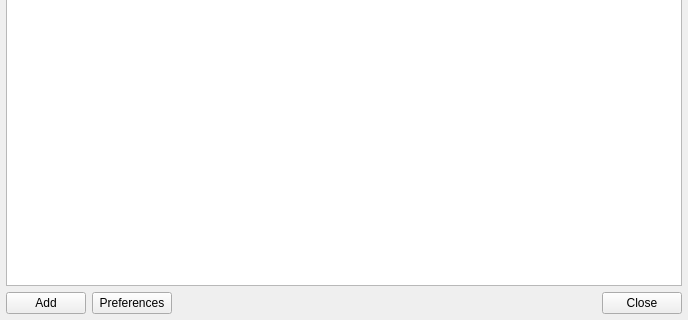
Above: src/youtubewindow.ui from rigon/qmmp-plugin-youtube before the change; both pictures show x 0 to 688 and y 280 to 600 of the 688 by 600 pixel window. Below: the same form after it.
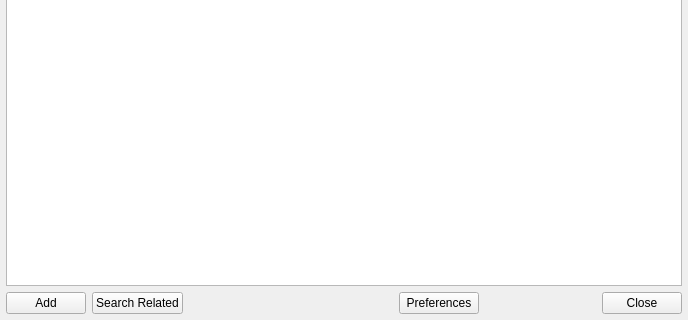
That is the form after the change. Icons and pictures are not drawn.

Commit message: Show track name, search for related videos

Diff of the .ui file:
```diff
--- a/src/youtubewindow.ui
+++ b/src/youtubewindow.ui
@@ -75,9 +75,9 @@
       </widget>
      </item>
      <item>
-      <widget class="QPushButton" name="buttonPreferences">
+      <widget class="QPushButton" name="buttonSearchRelated">
        <property name="text">
-        <string>Preferences</string>
+        <string>Search Related</string>
        </property>
       </widget>
      </item>
@@ -91,6 +91,26 @@
        </property>
       </widget>
      </item>
+     <item>
+      <spacer name="horizontalSpacer">
+       <property name="orientation">
+        <enum>Qt::Horizontal</enum>
+       </property>
+       <property name="sizeHint" stdset="0">
+        <size>
+         <width>40</width>
+         <height>20</height>
+        </size>
+       </property>
+      </spacer>
+     </item>
+     <item>
+      <widget class="QPushButton" name="buttonPreferences">
+       <property name="text">
+        <string>Preferences</string>
+       </property>
+      </widget>
+     </item>
      <item>
       <widget class="QDialogButtonBox" name="buttonClose">
        <property name="orientation">
```
The commit also changes 7 other files.
